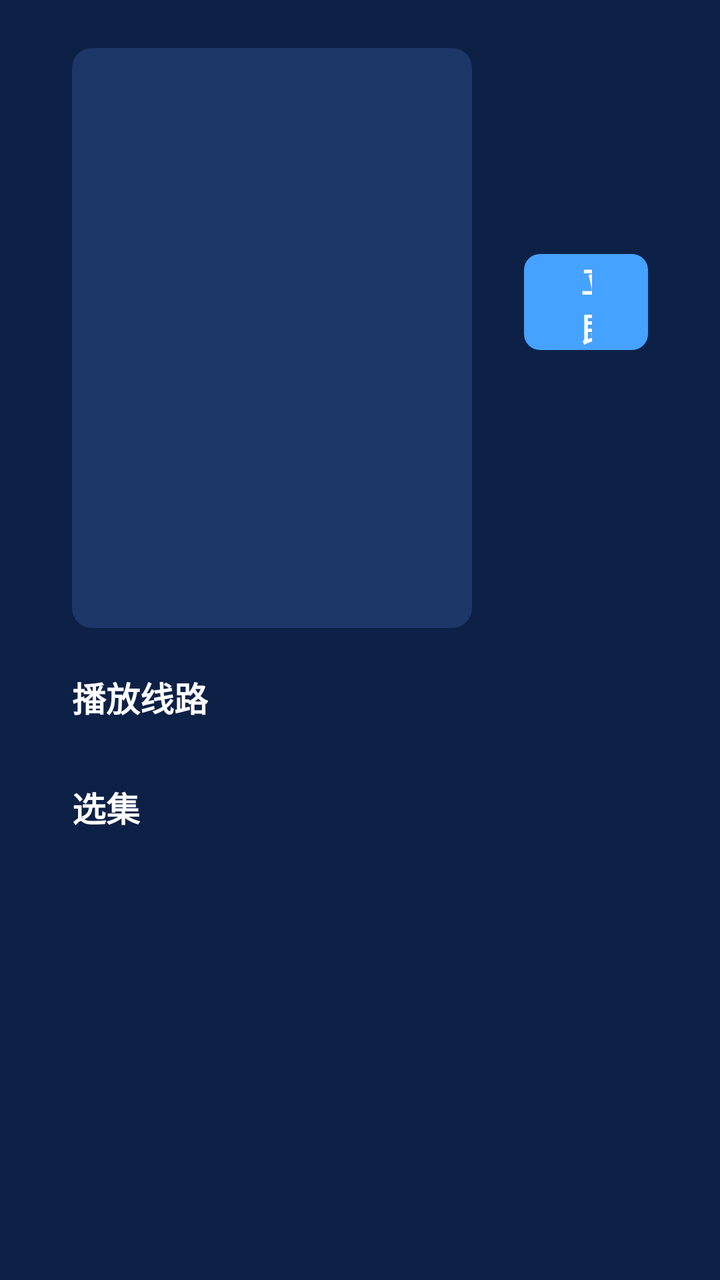
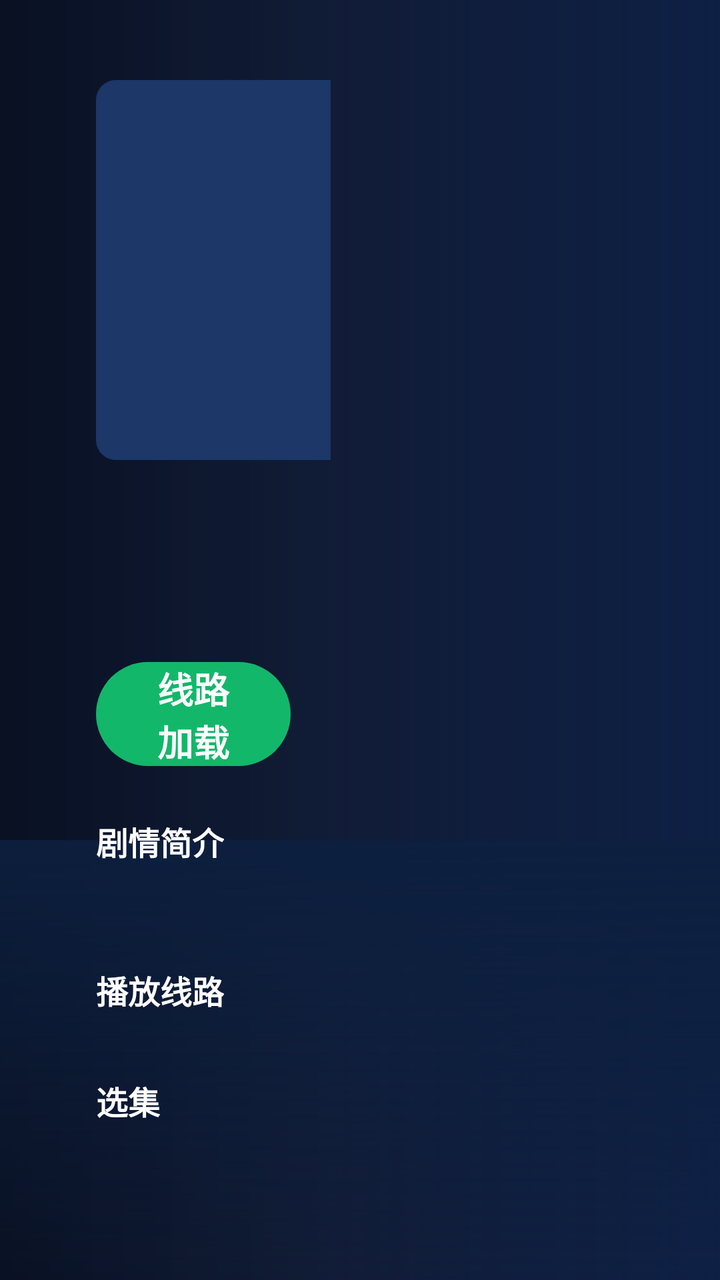

Screens rendered from an Android XML layout before and after an edit, with the pre-edit source and the edit as a unified diff.
<!-- AndroidManifest.xml: application theme Theme.AIStreamTV -->
<!-- res/layout/activity_detail.xml -->
<?xml version="1.0" encoding="utf-8"?>
<FrameLayout xmlns:android="http://schemas.android.com/apk/res/android"
    android:layout_width="match_parent"
    android:layout_height="match_parent"
    android:background="@color/bg" android:clipChildren="false">

    
    <ImageView
        android:id="@+id/ivBackdrop"
        android:layout_width="match_parent"
        android:layout_height="match_parent"
        android:contentDescription="@string/app_name"
        android:scaleType="centerCrop" />

    <View
        android:layout_width="match_parent"
        android:layout_height="match_parent"
        android:background="#B30C1F3F" />

    <ScrollView
        android:layout_width="match_parent"
        android:layout_height="match_parent">

    <LinearLayout
        android:layout_width="match_parent"
        android:layout_height="wrap_content"
        android:orientation="vertical"
        android:paddingStart="36dp"
        android:paddingTop="24dp"
        android:paddingEnd="36dp"
        android:paddingBottom="32dp" android:clipChildren="false">

        <LinearLayout
            android:layout_width="match_parent"
            android:layout_height="wrap_content"
            android:orientation="horizontal" android:clipChildren="false">

            <FrameLayout
                android:layout_width="200dp"
                android:layout_height="290dp"
                android:background="@drawable/bg_card" android:clipChildren="false">

                <ImageView
                    android:id="@+id/imgPoster"
                    android:layout_width="match_parent"
                    android:layout_height="match_parent"
                    android:contentDescription="@string/app_name"
                    android:scaleType="centerCrop" />

            </FrameLayout>

            <LinearLayout
                android:layout_width="0dp"
                android:layout_height="wrap_content"
                android:layout_marginStart="26dp"
                android:layout_weight="1"
                android:clipChildren="false"
                android:clipToPadding="false"
                android:orientation="vertical">

                <TextView
                    android:id="@+id/tvTitle"
                    android:layout_width="wrap_content"
                    android:layout_height="wrap_content"
                    android:ellipsize="end"
                    android:maxLines="2"
                    android:textColor="@color/fg"
                    android:textSize="26sp"
                    android:textStyle="bold" />

                <TextView
                    android:id="@+id/tvMeta"
                    android:layout_width="wrap_content"
                    android:layout_height="wrap_content"
                    android:layout_marginTop="8dp"
                    android:textColor="@color/fg_dim"
                    android:textSize="14sp" />

                <TextView
                    android:id="@+id/tvScore"
                    android:layout_width="wrap_content"
                    android:layout_height="wrap_content"
                    android:layout_marginTop="4dp"
                    android:textColor="@color/gold"
                    android:textSize="14sp" />

                <LinearLayout
                    android:layout_width="wrap_content"
                    android:layout_height="wrap_content"
                    android:layout_marginTop="18dp"
                    android:clipChildren="false"
                    android:clipToPadding="false"
                    android:orientation="horizontal">

                    <TextView
                        android:id="@+id/btnPlay"
                        style="@style/AIStream.FocusItem"
                        android:layout_width="wrap_content"
                        android:layout_height="48dp"
                        android:background="@drawable/bg_btn"
                        android:gravity="center"
                        android:paddingStart="28dp"
                        android:paddingEnd="28dp"
                        android:text="@string/play_now"
                        android:textColor="@android:color/white"
                        android:textSize="17sp"
                        android:textStyle="bold" />

                    <TextView
                        android:id="@+id/btnFav"
                        style="@style/AIStream.FocusItem"
                        android:layout_width="wrap_content"
                        android:layout_height="48dp"
                        android:layout_marginStart="14dp"
                        android:background="@drawable/bg_chip"
                        android:gravity="center"
                        android:paddingStart="28dp"
                        android:paddingEnd="28dp"
                        android:text="☆ 收藏"
                        android:textColor="@color/fg_dim"
                        android:textSize="17sp" />

                </LinearLayout>

                <TextView
                    android:id="@+id/tvPlot"
                    android:layout_width="match_parent"
                    android:layout_height="wrap_content"
                    android:layout_marginTop="18dp"
                    android:lineSpacingExtra="4dp"
                    android:textColor="@color/fg_dim"
                    android:textSize="14sp" />

                
                <TextView
                    android:id="@+id/btnRetry"
                    style="@style/AIStream.FocusItem"
                    android:layout_width="wrap_content"
                    android:layout_height="48dp"
                    android:layout_marginTop="16dp"
                    android:background="@drawable/bg_btn"
                    android:gravity="center"
                    android:paddingStart="28dp"
                    android:paddingEnd="28dp"
                    android:text="刷新重试"
                    android:textColor="@android:color/white"
                    android:textSize="17sp"
                    android:textStyle="bold"
                    android:visibility="gone" />

            </LinearLayout>

        </LinearLayout>

        <TextView
            android:id="@+id/labLines"
            android:layout_width="wrap_content"
            android:layout_height="wrap_content"
            android:layout_marginTop="22dp"
            android:text="@string/label_line"
            android:textColor="@color/fg"
            android:textSize="17sp"
            android:textStyle="bold" />

        <androidx.recyclerview.widget.RecyclerView
            android:id="@+id/rvLines"
            android:layout_width="match_parent"
            android:layout_height="wrap_content"
            android:layout_marginTop="10dp"
            android:clipToPadding="false"
            android:overScrollMode="never" />

        <TextView
            android:id="@+id/labEps"
            android:layout_width="wrap_content"
            android:layout_height="wrap_content"
            android:layout_marginTop="20dp"
            android:text="@string/label_episodes"
            android:textColor="@color/fg"
            android:textSize="17sp"
            android:textStyle="bold" />

        <androidx.recyclerview.widget.RecyclerView
            android:id="@+id/rvEps"
            android:layout_width="match_parent"
            android:layout_height="wrap_content"
            android:layout_marginTop="10dp"
            android:clipToPadding="false" />

    </LinearLayout>

    </ScrollView>

    
    <LinearLayout
        android:id="@+id/loadOverlay"
        android:layout_width="match_parent"
        android:layout_height="match_parent"
        android:background="@color/bg"
        android:gravity="center"
        android:orientation="vertical"
        android:visibility="gone" android:clipChildren="false">

        <TextView
            android:layout_width="wrap_content"
            android:layout_height="wrap_content"
            android:text="正在优化加载线路"
            android:textColor="@color/fg"
            android:textSize="24sp"
            android:textStyle="bold" />

        <TextView
            android:id="@+id/tvLoadCount"
            android:layout_width="wrap_content"
            android:layout_height="wrap_content"
            android:layout_marginTop="12dp"
            android:textColor="@color/accent_soft"
            android:textSize="18sp" />

        <TextView
            android:id="@+id/tvLoadInfo"
            android:layout_width="wrap_content"
            android:layout_height="wrap_content"
            android:layout_marginTop="8dp"
            android:textColor="@color/fg_dim"
            android:textSize="15sp" />

        <ProgressBar
            android:layout_width="34dp"
            android:layout_height="34dp"
            android:layout_marginTop="20dp" />

        <TextView
            android:id="@+id/btnLoadPlay"
            style="@style/AIStream.FocusItem"
            android:layout_width="wrap_content"
            android:layout_height="52dp"
            android:layout_marginTop="22dp"
            android:background="@drawable/bg_btn"
            android:gravity="center"
            android:paddingStart="40dp"
            android:paddingEnd="40dp"
            android:text="立即播放"
            android:textColor="@android:color/white"
            android:textSize="18sp"
            android:textStyle="bold" />

        <TextView
            android:layout_width="wrap_content"
            android:layout_height="wrap_content"
            android:layout_marginTop="12dp"
            android:text="等全部线路就绪自动进入 · 急着看按确认键直接播"
            android:textColor="@color/fg_dim"
            android:textSize="14sp" />

    </LinearLayout>

</FrameLayout>
<!-- resources referenced by this layout -->
<resources>
  <color name="accent_soft">#FFBADBFF</color>
  <color name="bg">#FF112A5C</color>
  <color name="fg">#FFFFFFFF</color>
  <color name="fg_dim">#FFC9D6F0</color>
  <color name="gold">#FFFFD468</color>
  <!-- drawable bg_btn (drawable) -->
  <?xml version="1.0" encoding="utf-8"?>
  <shape xmlns:android="http://schemas.android.com/apk/res/android" android:shape="rectangle">
      <solid android:color="@color/accent" />
      <corners android:radius="8dp" />
  </shape>
  <!-- drawable bg_card (drawable) -->
  <?xml version="1.0" encoding="utf-8"?>
  <shape xmlns:android="http://schemas.android.com/apk/res/android" android:shape="rectangle">
      <solid android:color="@color/bg_card" />
      <corners android:radius="10dp" />
  </shape>
  <!-- drawable bg_chip (drawable) -->
  <?xml version="1.0" encoding="utf-8"?>
  <shape xmlns:android="http://schemas.android.com/apk/res/android" android:shape="rectangle">
      <solid android:color="@color/bg_card_hi" />
      <corners android:radius="8dp" />
  </shape>
  <string name="app_name">AIStream TV</string>
  <string name="label_episodes">选集</string>
  <string name="label_line">播放线路</string>
  <string name="play_now">立即播放</string>
  <style name="AIStream.FocusItem" parent="">
          <item name="android:focusable">true</item>
          <item name="android:focusableInTouchMode">true</item>
          <item name="android:clickable">true</item>
      </style>
  <style name="Theme.AIStreamTV" parent="Theme.AppCompat.NoActionBar">
          <item name="android:windowBackground">@color/bg</item>
          <item name="android:colorBackground">@color/bg</item>
          <item name="android:textColorPrimary">@color/fg</item>
          <item name="android:textColorSecondary">@color/fg_dim</item>
          <item name="android:windowNoTitle">true</item>
          <item name="colorAccent">@color/accent</item>
          <item name="android:colorControlActivated">@color/accent</item>
      </style>
  <color name="accent">#FF45A2FF</color>
  <color name="bg_card">#FF1C3768</color>
  <color name="bg_card_hi">#FF2A4E8A</color>
</resources>

<!-- the commit's change to res/layout/activity_detail.xml (unified diff, before → after) -->
@@ -12,82 +12,83 @@
         android:contentDescription="@string/app_name"
         android:scaleType="centerCrop" />
 
+    
     <View
         android:layout_width="match_parent"
         android:layout_height="match_parent"
-        android:background="#B30C1F3F" />
+        android:background="@drawable/bg_detail_scrim" />
+
+    
+    <View
+        android:layout_width="match_parent"
+        android:layout_height="220dp"
+        android:layout_gravity="bottom"
+        android:background="@drawable/bg_scrim_bottom" />
 
     <ScrollView
-        android:layout_width="match_parent"
-        android:layout_height="match_parent">
-
-    <LinearLayout
-        android:layout_width="match_parent"
-        android:layout_height="wrap_content"
-        android:orientation="vertical"
-        android:paddingStart="36dp"
-        android:paddingTop="24dp"
-        android:paddingEnd="36dp"
-        android:paddingBottom="32dp" android:clipChildren="false">
+        android:id="@+id/scroll"
+        android:layout_width="match_parent"
+        android:layout_height="match_parent"
+        android:clipToPadding="false"
+        android:fillViewport="true"
+        android:overScrollMode="never">
 
         <LinearLayout
             android:layout_width="match_parent"
             android:layout_height="wrap_content"
-            android:orientation="horizontal" android:clipChildren="false">
-
-            <FrameLayout
-                android:layout_width="200dp"
-                android:layout_height="290dp"
-                android:background="@drawable/bg_card" android:clipChildren="false">
-
-                <ImageView
-                    android:id="@+id/imgPoster"
-                    android:layout_width="match_parent"
-                    android:layout_height="match_parent"
-                    android:contentDescription="@string/app_name"
-                    android:scaleType="centerCrop" />
-
-            </FrameLayout>
-
+            android:orientation="horizontal">
+
+            
             <LinearLayout
                 android:layout_width="0dp"
                 android:layout_height="wrap_content"
-                android:layout_marginStart="26dp"
-                android:layout_weight="1"
+                android:layout_weight="0.46"
                 android:clipChildren="false"
                 android:clipToPadding="false"
-                android:orientation="vertical">
+                android:orientation="vertical"
+                android:paddingStart="48dp"
+                android:paddingTop="40dp"
+                android:paddingEnd="20dp"
+                android:paddingBottom="40dp">
+
+                <FrameLayout
+                    android:layout_width="132dp"
+                    android:layout_height="190dp"
+                    android:background="@drawable/bg_card" android:clipChildren="false">
+
+                    <ImageView
+                        android:id="@+id/imgPoster"
+                        android:layout_width="match_parent"
+                        android:layout_height="match_parent"
+                        android:contentDescription="@string/app_name"
+                        android:scaleType="centerCrop" />
+
+                </FrameLayout>
 
                 <TextView
                     android:id="@+id/tvTitle"
-                    android:layout_width="wrap_content"
-                    android:layout_height="wrap_content"
+                    android:layout_width="match_parent"
+                    android:layout_height="wrap_content"
+                    android:layout_marginTop="18dp"
                     android:ellipsize="end"
                     android:maxLines="2"
                     android:textColor="@color/fg"
-                    android:textSize="26sp"
+                    android:textSize="27sp"
                     android:textStyle="bold" />
 
                 <TextView
                     android:id="@+id/tvMeta"
-                    android:layout_width="wrap_content"
+                    android:layout_width="match_parent"
                     android:layout_height="wrap_content"
                     android:layout_marginTop="8dp"
                     android:textColor="@color/fg_dim"
                     android:textSize="14sp" />
 
-                <TextView
-                    android:id="@+id/tvScore"
-                    android:layout_width="wrap_content"
-                    android:layout_height="wrap_content"
-                    android:layout_marginTop="4dp"
-                    android:textColor="@color/gold"
-                    android:textSize="14sp" />
-
                 <LinearLayout
-                    android:layout_width="wrap_content"
-                    android:layout_height="wrap_content"
-                    android:layout_marginTop="18dp"
+                    android:layout_width="match_parent"
+                    android:layout_height="wrap_content"
+                    android:layout_marginTop="20dp"
+                    android:baselineAligned="false"
                     android:clipChildren="false"
                     android:clipToPadding="false"
                     android:orientation="horizontal">
@@ -96,48 +97,123 @@
                         android:id="@+id/btnPlay"
                         style="@style/AIStream.FocusItem"
                         android:layout_width="wrap_content"
-                        android:layout_height="48dp"
-                        android:background="@drawable/bg_btn"
+                        android:layout_height="52dp"
+                        android:background="@drawable/bg_btn_play"
                         android:gravity="center"
-                        android:paddingStart="28dp"
-                        android:paddingEnd="28dp"
-                        android:text="@string/play_now"
+                        android:paddingStart="30dp"
+                        android:paddingEnd="30dp"
+                        android:text="@string/line_loading"
                         android:textColor="@android:color/white"
-                        android:textSize="17sp"
+                        android:textSize="18sp"
                         android:textStyle="bold" />
 
                     <TextView
                         android:id="@+id/btnFav"
                         style="@style/AIStream.FocusItem"
                         android:layout_width="wrap_content"
-                        android:layout_height="48dp"
+                        android:layout_height="52dp"
                         android:layout_marginStart="14dp"
-                        android:background="@drawable/bg_chip"
+                        android:background="@drawable/bg_btn_fav"
                         android:gravity="center"
-                        android:paddingStart="28dp"
-                        android:paddingEnd="28dp"
-                        android:text="☆ 收藏"
+                        android:paddingStart="24dp"
+                        android:paddingEnd="24dp"
+                        android:text="@string/fav_off"
                         android:textColor="@color/fg_dim"
                         android:textSize="17sp" />
 
                 </LinearLayout>
 
+                
+                <TextView
+                    android:id="@+id/tvLineHint"
+                    android:layout_width="match_parent"
+                    android:layout_height="wrap_content"
+                    android:layout_marginTop="10dp"
+                    android:textColor="@color/fg_dim"
+                    android:textSize="13sp"
+                    android:visibility="gone" />
+
+                <TextView
+                    android:layout_width="wrap_content"
+                    android:layout_height="wrap_content"
+                    android:layout_marginTop="26dp"
+                    android:text="@string/detail_plot"
+                    android:textColor="@color/fg"
+                    android:textSize="16sp"
+                    android:textStyle="bold" />
+
                 <TextView
                     android:id="@+id/tvPlot"
                     android:layout_width="match_parent"
                     android:layout_height="wrap_content"
-                    android:layout_marginTop="18dp"
+                    android:layout_marginTop="8dp"
                     android:lineSpacingExtra="4dp"
                     android:textColor="@color/fg_dim"
                     android:textSize="14sp" />
 
+                <TextView
+                    android:id="@+id/labCast"
+                    android:layout_width="wrap_content"
+                    android:layout_height="wrap_content"
+                    android:layout_marginTop="24dp"
+                    android:text="@string/detail_cast"
+                    android:textColor="@color/fg"
+                    android:textSize="16sp"
+                    android:textStyle="bold"
+                    android:visibility="gone" />
+
+                <androidx.recyclerview.widget.RecyclerView
+                    android:id="@+id/rvCast"
+                    android:layout_width="match_parent"
+                    android:layout_height="wrap_content"
+                    android:layout_marginTop="12dp"
+                    android:clipToPadding="false"
+                    android:overScrollMode="never"
+                    android:visibility="gone" />
+
+                <TextView
+                    android:id="@+id/labLines"
+                    android:layout_width="wrap_content"
+                    android:layout_height="wrap_content"
+                    android:layout_marginTop="24dp"
+                    android:text="@string/label_line"
+                    android:textColor="@color/fg"
+                    android:textSize="16sp"
+                    android:textStyle="bold" />
+
+                <androidx.recyclerview.widget.RecyclerView
+                    android:id="@+id/rvLines"
+                    android:layout_width="match_parent"
+                    android:layout_height="wrap_content"
+                    android:layout_marginTop="10dp"
+                    android:clipToPadding="false"
+                    android:overScrollMode="never" />
+
+                <TextView
+                    android:id="@+id/labEps"
+                    android:layout_width="wrap_content"
+                    android:layout_height="wrap_content"
+                    android:layout_marginTop="22dp"
+                    android:text="@string/label_episodes"
+                    android:textColor="@color/fg"
+                    android:textSize="16sp"
+                    android:textStyle="bold" />
+
+                <androidx.recyclerview.widget.RecyclerView
+                    android:id="@+id/rvEps"
+                    android:layout_width="match_parent"
+                    android:layout_height="wrap_content"
+                    android:layout_marginTop="10dp"
+                    android:clipToPadding="false"
+                    android:overScrollMode="never" />
+
                 
                 <TextView
                     android:id="@+id/btnRetry"
                     style="@style/AIStream.FocusItem"
                     android:layout_width="wrap_content"
                     android:layout_height="48dp"
-                    android:layout_marginTop="16dp"
+                    android:layout_marginTop="18dp"
                     android:background="@drawable/bg_btn"
                     android:gravity="center"
                     android:paddingStart="28dp"
@@ -150,109 +226,14 @@
 
             </LinearLayout>
 
+            
+            <View
+                android:layout_width="0dp"
+                android:layout_height="match_parent"
+                android:layout_weight="0.54" />
+
         </LinearLayout>
 
-        <TextView
-            android:id="@+id/labLines"
-            android:layout_width="wrap_content"
-            android:layout_height="wrap_content"
-            android:layout_marginTop="22dp"
-            android:text="@string/label_line"
-            android:textColor="@color/fg"
-            android:textSize="17sp"
-            android:textStyle="bold" />
-
-        <androidx.recyclerview.widget.RecyclerView
-            android:id="@+id/rvLines"
-            android:layout_width="match_parent"
-            android:layout_height="wrap_content"
-            android:layout_marginTop="10dp"
-            android:clipToPadding="false"
-            android:overScrollMode="never" />
-
-        <TextView
-            android:id="@+id/labEps"
-            android:layout_width="wrap_content"
-            android:layout_height="wrap_content"
-            android:layout_marginTop="20dp"
-            android:text="@string/label_episodes"
-            android:textColor="@color/fg"
-            android:textSize="17sp"
-            android:textStyle="bold" />
-
-        <androidx.recyclerview.widget.RecyclerView
-            android:id="@+id/rvEps"
-            android:layout_width="match_parent"
-            android:layout_height="wrap_content"
-            android:layout_marginTop="10dp"
-            android:clipToPadding="false" />
-
-    </LinearLayout>
-
     </ScrollView>
 
-    
-    <LinearLayout
-        android:id="@+id/loadOverlay"
-        android:layout_width="match_parent"
-        android:layout_height="match_parent"
-        android:background="@color/bg"
-        android:gravity="center"
-        android:orientation="vertical"
-        android:visibility="gone" android:clipChildren="false">
-
-        <TextView
-            android:layout_width="wrap_content"
-            android:layout_height="wrap_content"
-            android:text="正在优化加载线路"
-            android:textColor="@color/fg"
-            android:textSize="24sp"
-            android:textStyle="bold" />
-
-        <TextView
-            android:id="@+id/tvLoadCount"
-            android:layout_width="wrap_content"
-            android:layout_height="wrap_content"
-            android:layout_marginTop="12dp"
-            android:textColor="@color/accent_soft"
-            android:textSize="18sp" />
-
-        <TextView
-            android:id="@+id/tvLoadInfo"
-            android:layout_width="wrap_content"
-            android:layout_height="wrap_content"
-            android:layout_marginTop="8dp"
-            android:textColor="@color/fg_dim"
-            android:textSize="15sp" />
-
-        <ProgressBar
-            android:layout_width="34dp"
-            android:layout_height="34dp"
-            android:layout_marginTop="20dp" />
-
-        <TextView
-            android:id="@+id/btnLoadPlay"
-            style="@style/AIStream.FocusItem"
-            android:layout_width="wrap_content"
-            android:layout_height="52dp"
-            android:layout_marginTop="22dp"
-            android:background="@drawable/bg_btn"
-            android:gravity="center"
-            android:paddingStart="40dp"
-            android:paddingEnd="40dp"
-            android:text="立即播放"
-            android:textColor="@android:color/white"
-            android:textSize="18sp"
-            android:textStyle="bold" />
-
-        <TextView
-            android:layout_width="wrap_content"
-            android:layout_height="wrap_content"
-            android:layout_marginTop="12dp"
-            android:text="等全部线路就绪自动进入 · 急着看按确认键直接播"
-            android:textColor="@color/fg_dim"
-            android:textSize="14sp" />
-
-    </LinearLayout>
-
 </FrameLayout>
<!-- resource entries referenced after the edit -->
@@ -1,32 +1,75 @@
 <!-- resources referenced by this layout -->
 <resources>
-  <color name="accent_soft">#FFBADBFF</color>
   <color name="bg">#FF112A5C</color>
   <color name="fg">#FFFFFFFF</color>
   <color name="fg_dim">#FFC9D6F0</color>
-  <color name="gold">#FFFFD468</color>
   <!-- drawable bg_btn (drawable) -->
   <?xml version="1.0" encoding="utf-8"?>
   <shape xmlns:android="http://schemas.android.com/apk/res/android" android:shape="rectangle">
       <solid android:color="@color/accent" />
       <corners android:radius="8dp" />
   </shape>
+  <!-- drawable bg_btn_fav (drawable) -->
+  <?xml version="1.0" encoding="utf-8"?>
+  <shape xmlns:android="http://schemas.android.com/apk/res/android" android:shape="rectangle">
+      <solid android:color="#33000000" />
+      <stroke android:width="1.5dp" android:color="@color/fav_stroke" />
+      <corners android:radius="26dp" />
+  </shape>
+  <!-- drawable bg_btn_play (drawable) -->
+  <?xml version="1.0" encoding="utf-8"?>
+  <selector xmlns:android="http://schemas.android.com/apk/res/android">
+      <item android:state_pressed="true">
+          <shape android:shape="rectangle">
+              <solid android:color="@color/play_green_hi" />
+              <corners android:radius="26dp" />
+          </shape>
+      </item>
+      <item android:state_enabled="false">
+          <shape android:shape="rectangle">
+              <solid android:color="#594B5563" />
+              <corners android:radius="26dp" />
+          </shape>
+      </item>
+      <item>
+          <shape android:shape="rectangle">
+              <solid android:color="@color/play_green" />
+              <corners android:radius="26dp" />
+          </shape>
+      </item>
+  </selector>
   <!-- drawable bg_card (drawable) -->
   <?xml version="1.0" encoding="utf-8"?>
   <shape xmlns:android="http://schemas.android.com/apk/res/android" android:shape="rectangle">
       <solid android:color="@color/bg_card" />
       <corners android:radius="10dp" />
   </shape>
-  <!-- drawable bg_chip (drawable) -->
+  <!-- drawable bg_detail_scrim (drawable) -->
   <?xml version="1.0" encoding="utf-8"?>
   <shape xmlns:android="http://schemas.android.com/apk/res/android" android:shape="rectangle">
-      <solid android:color="@color/bg_card_hi" />
-      <corners android:radius="8dp" />
+      <gradient
+          android:angle="0"
+          android:startColor="#F2080F1F"
+          android:centerColor="#B3101526"
+          android:endColor="#66081020"
+          android:centerX="0.46"
+          android:type="linear" />
+  </shape>
+  <!-- drawable bg_scrim_bottom (drawable) -->
+  <?xml version="1.0" encoding="utf-8"?>
+  <shape xmlns:android="http://schemas.android.com/apk/res/android" android:shape="rectangle">
+      <gradient
+          android:angle="270"
+          android:endColor="#00000000"
+          android:startColor="#E60C1F3F" />
   </shape>
   <string name="app_name">AIStream TV</string>
+  <string name="detail_cast">演员</string>
+  <string name="detail_plot">剧情简介</string>
+  <string name="fav_off">♡ 收藏</string>
   <string name="label_episodes">选集</string>
   <string name="label_line">播放线路</string>
-  <string name="play_now">立即播放</string>
+  <string name="line_loading">线路加载中…</string>
   <style name="AIStream.FocusItem" parent="">
           <item name="android:focusable">true</item>
           <item name="android:focusableInTouchMode">true</item>
@@ -42,7 +85,9 @@
           <item name="android:colorControlActivated">@color/accent</item>
       </style>
   <color name="accent">#FF45A2FF</color>
+  <color name="fav_stroke">#66FFFFFF</color>
+  <color name="play_green_hi">#FF32D97F</color>
+  <color name="play_green">#FF12B76A</color>
   <color name="bg_card">#FF1C3768</color>
-  <color name="bg_card_hi">#FF2A4E8A</color>
 </resources>
 
